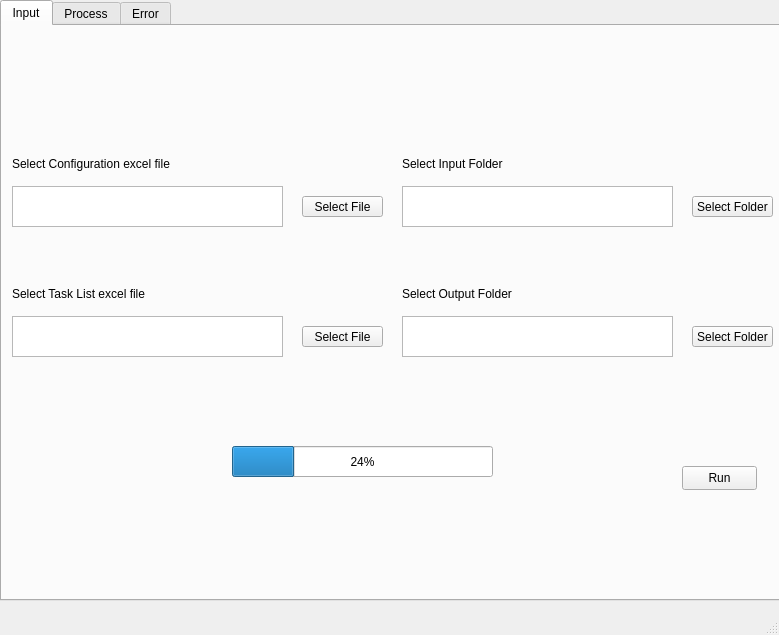
This is gui/ui/main_window.ui in Unmask06/rotalysis as Qt 5 draws it before an edit. The edited form follows.
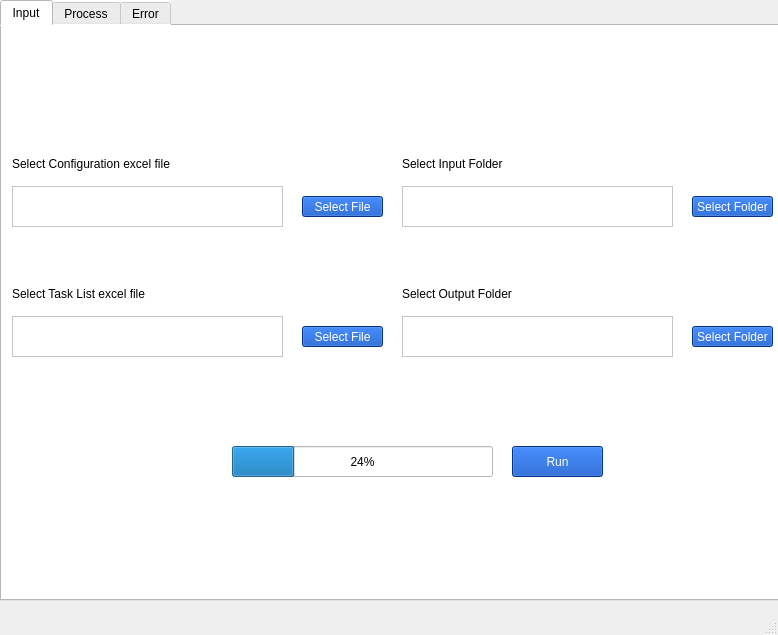
This is the edited form. Icons and pictures are not drawn.

```diff
--- a/gui/ui/main_window.ui
+++ b/gui/ui/main_window.ui
@@ -6,7 +6,7 @@
    <rect>
     <x>0</x>
     <y>0</y>
-    <width>779</width>
+    <width>778</width>
     <height>635</height>
    </rect>
   </property>
@@ -23,6 +23,20 @@
       <height>601</height>
      </rect>
     </property>
+    <property name="styleSheet">
+     <string notr="true">QWidget {
+background-color:#fff;
+}
+QLabel {
+	font: 700 italic 11pt &quot;Segoe UI&quot;;
+	background-color: rgb(255, 255, 255);
+}
+QPushButton {
+	background-color: #0047ba;
+	font: 9pt &quot;Segoe UI&quot;;
+	color:#fff
+}</string>
+    </property>
     <property name="currentIndex">
      <number>0</number>
     </property>
@@ -65,6 +79,9 @@
         <height>21</height>
        </rect>
       </property>
+      <property name="styleSheet">
+       <string notr="true"/>
+      </property>
       <property name="text">
        <string>Select Folder</string>
       </property>
@@ -78,6 +95,9 @@
         <height>21</height>
        </rect>
       </property>
+      <property name="styleSheet">
+       <string notr="true"/>
+      </property>
       <property name="text">
        <string>Select Folder</string>
       </property>
@@ -91,6 +111,9 @@
         <height>21</height>
        </rect>
       </property>
+      <property name="styleSheet">
+       <string notr="true"/>
+      </property>
       <property name="text">
        <string>Select File</string>
       </property>
@@ -163,6 +186,9 @@
         <height>21</height>
        </rect>
       </property>
+      <property name="styleSheet">
+       <string notr="true"/>
+      </property>
       <property name="text">
        <string>Select File</string>
       </property>
@@ -180,12 +206,15 @@
      <widget class="QPushButton" name="pbRun">
       <property name="geometry">
        <rect>
-        <x>680</x>
-        <y>440</y>
-        <width>75</width>
-        <height>24</height>
+        <x>510</x>
+        <y>420</y>
+        <width>91</width>
+        <height>31</height>
        </rect>
       </property>
+      <property name="styleSheet">
+       <string notr="true"/>
+      </property>
       <property name="text">
        <string>Run</string>
       </property>
```
Left out of the diff: 39 changed lines with no effect on the pictures.
